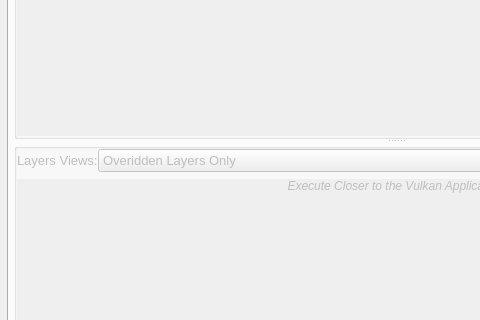
Qt form vkconfig_gui/mainwindow.ui (LunarG/VulkanTools) before a commit; both pictures show x 0 to 480 and y 191 to 511 of the 1024 by 640 pixel window.
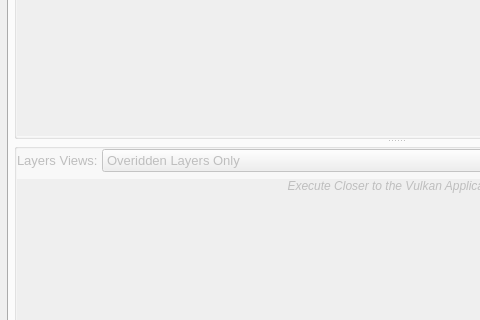
The same form after that commit. Icons and pictures are not drawn.

```diff
--- a/vkconfig_gui/mainwindow.ui
+++ b/vkconfig_gui/mainwindow.ui
@@ -995,7 +995,7 @@
                <item>
                 <widget class="QLabel" name="label_20">
                  <property name="text">
-                  <string>Layers Views:</string>
+                  <string>Layers Views: </string>
                  </property>
                 </widget>
                </item>
```
